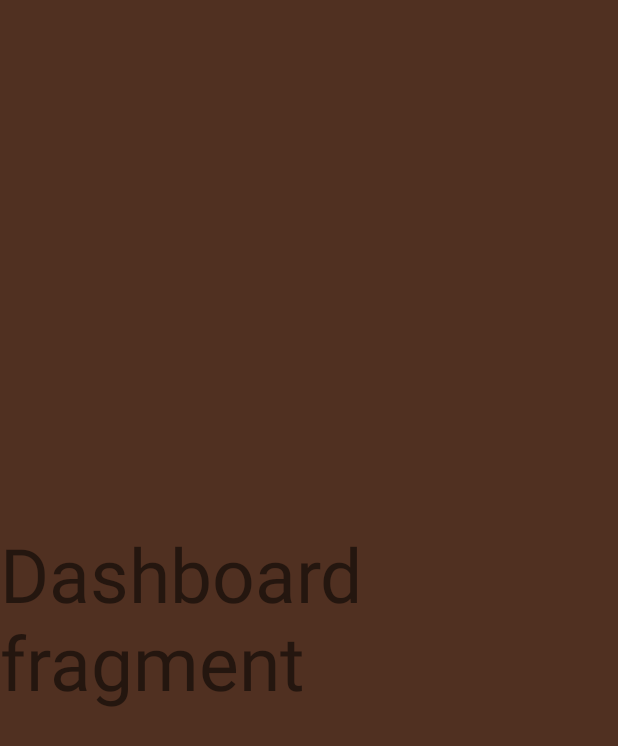
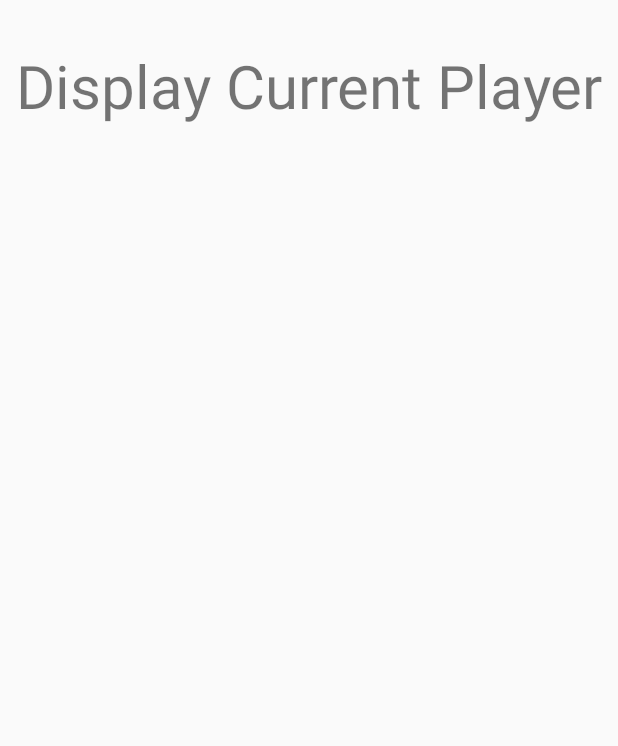
Before and after one commit to toshNaik/IPL, an Android app: the layout fragment_dashboard.xml on its own in the app's theme, with its tools: preview values and no code run, on a phone screen of 412 x 824 dp. Shown: the top 746 px of the screen. Run offline under Robolectric (Android 15) with nearby library versions, the phone set to English and light mode, and no system bars.

```diff
--- a/app/src/main/AndroidManifest.xml
+++ b/app/src/main/AndroidManifest.xml
@@ -9,7 +9,9 @@
         android:roundIcon="@mipmap/ic_launcher_round"
         android:supportsRtl="true"
         android:theme="@style/Theme.Design.Light.NoActionBar">
-        <activity android:name=".MainActivity">
+        <activity android:name=".MainActivity"></activity>
+        <activity android:name=".Admin" />
+        <activity android:name=".StartActivity">
             <intent-filter>
                 <action android:name="android.intent.action.MAIN" />
 
--- a/app/src/main/res/layout/fragment_dashboard.xml
+++ b/app/src/main/res/layout/fragment_dashboard.xml
@@ -1,13 +1,66 @@
 <?xml version="1.0" encoding="utf-8"?>
-<RelativeLayout xmlns:android="http://schemas.android.com/apk/res/android"
-    android:layout_width="match_parent" android:layout_height="match_parent"
-    android:background="#503021">
-    <TextView
-        android:layout_width="wrap_content"
+<androidx.constraintlayout.widget.ConstraintLayout xmlns:android="http://schemas.android.com/apk/res/android"
+    android:layout_width="match_parent"
+    android:layout_height="match_parent"
+    xmlns:app="http://schemas.android.com/apk/res-auto">
+
+    <LinearLayout
+        android:layout_width="match_parent"
         android:layout_height="wrap_content"
-        android:text="Dashboard fragment"
-        android:textSize="50sp"
-        android:layout_centerVertical="true"
-        android:layout_centerHorizontal="true"></TextView>
+        app:layout_constraintTop_toTopOf="parent"
+        android:orientation="vertical"
+        android:paddingTop="10dp">
 
-</RelativeLayout>
+        <TextView
+            android:layout_width="match_parent"
+            android:layout_height="wrap_content"
+            android:layout_marginTop="20dp"
+            android:textSize="40sp"
+            android:textAlignment="center"
+            android:text="Display Current Player"
+            />
+
+        <TextView
+            android:layout_width="match_parent"
+            android:layout_height="wrap_content"
+            android:id="@+id/ID"
+            android:paddingTop="10dp"
+            android:textSize="20sp"
+            android:textAlignment="center"
+            android:layout_marginTop="30dp"/>
+
+        <TextView
+            android:layout_width="match_parent"
+            android:layout_height="wrap_content"
+            android:id="@+id/Name"
+            android:paddingTop="10dp"
+            android:textSize="20sp"
+            android:textAlignment="center"
+            android:layout_marginTop="10dp"/>
+
+        <TextView
+            android:layout_width="match_parent"
+            android:layout_height="wrap_content"
+            android:id="@+id/Rating"
+            android:paddingTop="10dp"
+            android:textSize="20sp"
+            android:textAlignment="center"
+            android:layout_marginTop="10dp"/>
+
+        <TextView
+            android:layout_width="match_parent"
+            android:layout_height="wrap_content"
+            android:id="@+id/Price"
+            android:paddingTop="10dp"
+            android:textSize="20sp"
+            android:textAlignment="center"
+            android:layout_marginTop="10dp"/>
+
+
+
+
+    </LinearLayout>
+
+
+
+</androidx.constraintlayout.widget.ConstraintLayout>
--- a/app/src/main/res/values/strings.xml
+++ b/app/src/main/res/values/strings.xml
@@ -1,3 +1,5 @@
 <resources>
     <string name="app_name">NavDrawer</string>
+    <string name="admin">admin</string>
+    <string name="player">player</string>
 </resources>
```
Also changed, not shown: app/src/main/java/com/example/navdrawer/Admin.java (added, +137 -0 lines), app/src/main/java/com/example/navdrawer/DashboardFragment.java (+58 -1 lines), app/src/main/java/com/example/navdrawer/Player.java (+6 -6 lines), app/src/main/java/com/example/navdrawer/StartActivity.java (added, +38 -0 lines), app/src/main/res/layout/activity_admin.xml (added, +93 -0 lines), app/src/main/res/layout/activity_start.xml (added, +23 -0 lines).
